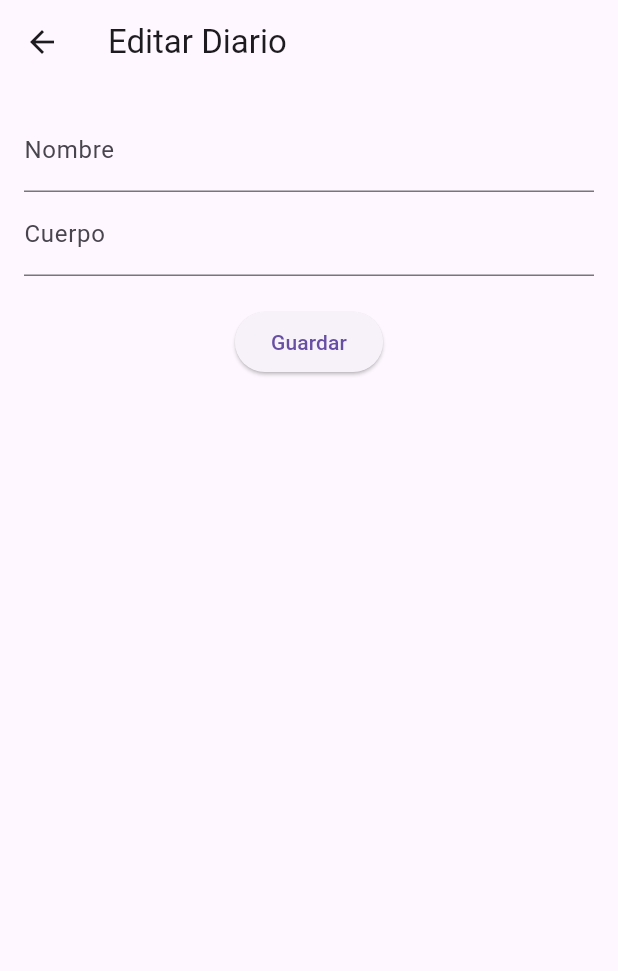
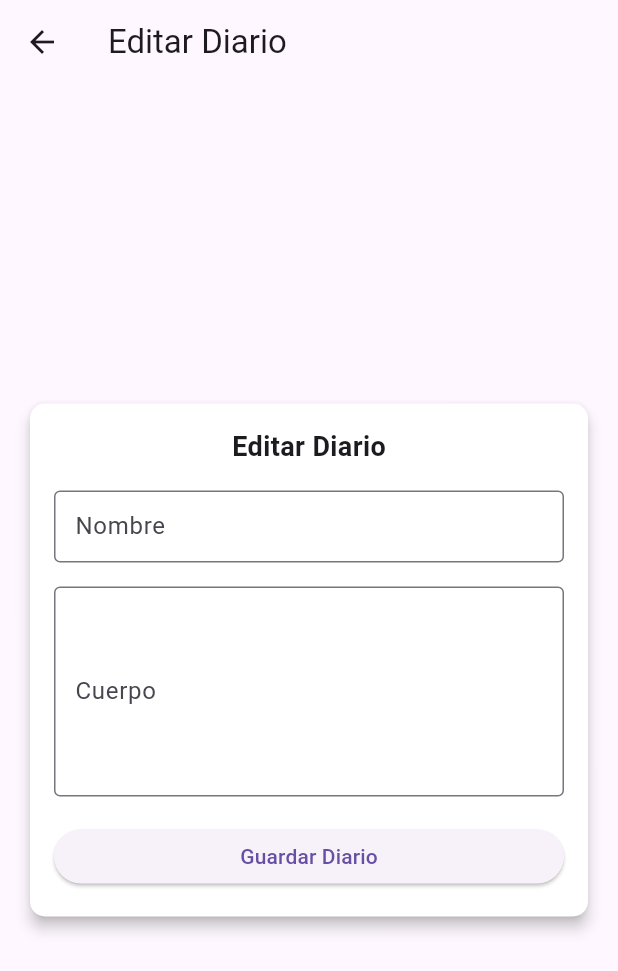
Before and after one commit to R4aul/app-login-flutter, a Flutter app: the EditDiaryView screen opened directly with empty values, on a phone screen of 412 x 824 dp. Shown: the top 971 px of the screen. Run offline on Flutter 3.47's test engine with Material 3 defaults, Android fonts, the phone set to English and light mode, and no system bars; our stand-ins replace sqflite; missing offline and left inert: dart:ffi; accounts and stored records are empty; network calls fail.

Commit message:
edite el la vista de editar

```diff
--- a/lib/ui/views/diaries/edit_diary_view.dart
+++ b/lib/ui/views/diaries/edit_diary_view.dart
@@ -16,28 +16,36 @@ class _EditDiaryViewState extends State<EditDiaryView> {
   late String _name;
   late String _body;
   late DatabaseHelper _dbHelper;
+  final _nameController = TextEditingController();
+  final _bodyController = TextEditingController();
 
   @override
   void initState() {
     super.initState();
-    _name = widget.diary.title;
-    _body = widget.diary.body;
+    _nameController.text = widget.diary.title;
+    _bodyController.text = widget.diary.body;
     _dbHelper = DatabaseHelper();
   }
 
   void _submitForm() async {
     if (_formKey.currentState!.validate()) {
-      _formKey.currentState!.save();
       Diary updatedDiary = Diary(
         id: widget.diary.id,
-        title: _name,
-        body: _body,
+        title: _nameController.text,
+        body: _bodyController.text,
         user_id: widget.diary.user_id,
       );
       await _dbHelper.updateDiary(updatedDiary);
-      ScaffoldMessenger.of(context).showSnackBar(SnackBar(content: Text('Diary updated successfully')));
+      ScaffoldMessenger.of(context).showSnackBar(SnackBar(content: Text('Diario actualizado exitosamente')));
       Navigator.pop(context);
     }
+  }
+
+  @override
+  void dispose() {
+    _nameController.dispose();
+    _bodyController.dispose();
+    super.dispose();
   }
 
   @override
@@ -48,42 +56,70 @@ class _EditDiaryViewState extends State<EditDiaryView> {
       ),
       body: Padding(
         padding: EdgeInsets.all(16.0),
+        child: Center(
+          child: Card(
+            color: Colors.white,
+            elevation: 4,
+            shape: RoundedRectangleBorder(
+              borderRadius: BorderRadius.circular(10),
+            ),
+            child: Padding(
+              padding: const EdgeInsets.all(16.0),
               child: Form(
                 key: _formKey,
                 child: Column(
+                  mainAxisSize: MainAxisSize.min,
                   children: <Widget>[
+                    Text(
+                      'Editar Diario',
+                      style: TextStyle(
+                        fontSize: 18,
+                        fontWeight: FontWeight.bold,
+                      ),
+                    ),
+                    SizedBox(height: 16),
                     TextFormField(
-                initialValue: _name,
-                decoration: InputDecoration(labelText: 'Nombre'),
+                      controller: _nameController,
+                      decoration: InputDecoration(
+                        labelText: 'Nombre',
+                        border: OutlineInputBorder(),
+                        contentPadding: EdgeInsets.symmetric(vertical: 10.0, horizontal: 10.0),
+                      ),
                       validator: (value) {
                         if (value == null || value.isEmpty) {
                           return 'Por favor ingrese un nombre';
                         }
                         return null;
                       },
-                onSaved: (value) {
-                  _name = value!;
-                },
                     ),
+                    SizedBox(height: 16),
                     TextFormField(
-                initialValue: _body,
-                decoration: InputDecoration(labelText: 'Cuerpo'),
+                      controller: _bodyController,
+                      decoration: InputDecoration(
+                        labelText: 'Cuerpo',
+                        border: OutlineInputBorder(),
+                        contentPadding: EdgeInsets.symmetric(vertical: 10.0, horizontal: 10.0),
+                      ),
+                      maxLines: 5,
                       validator: (value) {
                         if (value == null || value.isEmpty) {
                           return 'Por favor ingrese el contenido';
                         }
                         return null;
                       },
-                onSaved: (value) {
-                  _body = value!;
-                },
                     ),
-              SizedBox(height: 20),
+                    SizedBox(height: 16),
                     ElevatedButton(
                       onPressed: _submitForm,
-                child: Text('Guardar'),
+                      child: Text('Guardar Diario'),
+                      style: ElevatedButton.styleFrom(
+                        minimumSize: Size(double.infinity, 36), // Hace que el botón ocupe todo el ancho
+                      ),
                     ),
                   ],
+                ),
+              ),
+            ),
           ),
         ),
       ),
```
Lines whose indentation alone changed are shown as unchanged.
